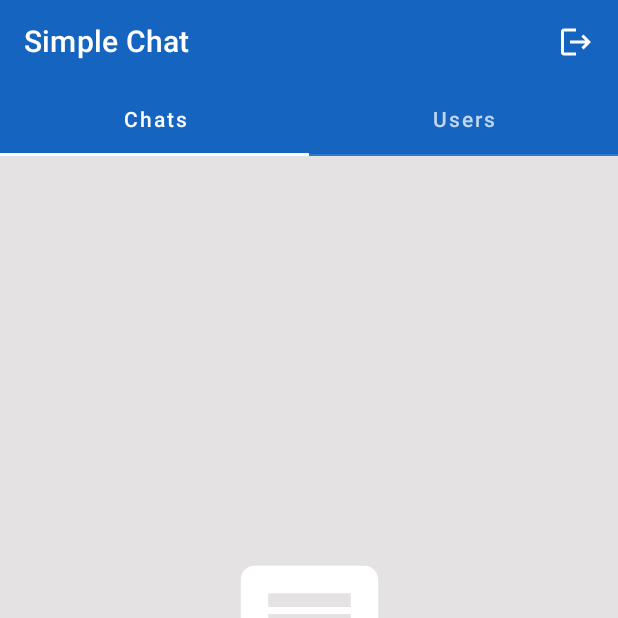
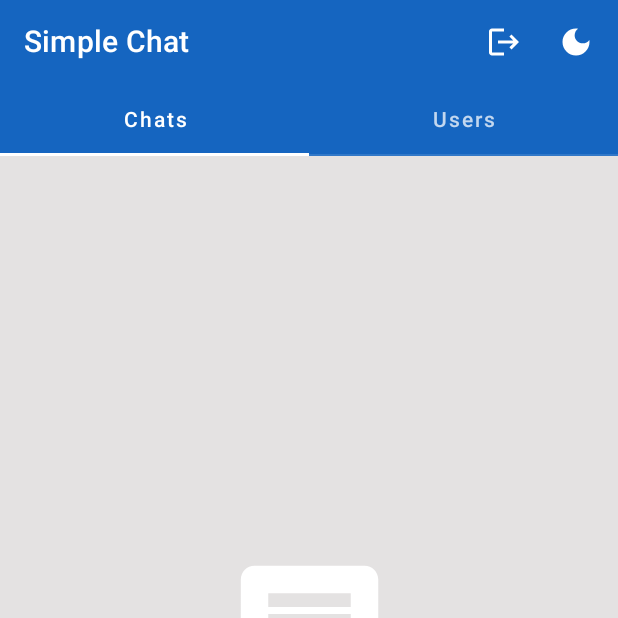
Before and after one commit to jsericksk/Simple-Chat, an Android app built with Jetpack Compose: the composable HomeScreen shown on its own in the app's theme, on a phone screen of 412 x 824 dp, the top half of it. Run offline under Robolectric (Android 15) with nearby library versions, the phone set to English and light mode, and no system bars; our stand-ins replace Dagger/Hilt's generated code, Firebase (no records; nobody signed in at launch, a user with empty details on screens opened directly), accompanist, livedata-compose.

Commit message:
Home screen and theme improvements

```diff
--- a/app/build.gradle
+++ b/app/build.gradle
@@ -59,6 +59,7 @@ dependencies {
     implementation "androidx.compose.ui:ui-tooling-preview:$compose_version"
     implementation 'androidx.lifecycle:lifecycle-runtime-ktx:2.4.0'
     implementation 'androidx.activity:activity-compose:1.4.0'
+    implementation 'androidx.datastore:datastore-preferences:1.0.0'
 
     // Firebase
     implementation platform('com.google.firebase:firebase-bom:29.0.1')
--- a/app/src/main/java/com/kproject/simplechat/ui/screens/components/AlertDialog.kt
+++ b/app/src/main/java/com/kproject/simplechat/ui/screens/components/AlertDialog.kt
@@ -8,6 +8,7 @@ import androidx.compose.ui.res.stringResource
 import androidx.compose.ui.text.font.FontWeight
 import androidx.compose.ui.unit.sp
 import com.kproject.simplechat.R
+import com.kproject.simplechat.ui.theme.TextDefaultColor
 
 
 @Composable
@@ -38,12 +39,14 @@ fun SimpleDialog(
                 Text(
                     text = stringResource(id = titleResId),
                     fontSize = 18.sp,
+                    color = MaterialTheme.colors.TextDefaultColor,
                     fontWeight = FontWeight.Bold
                 )
             },
             text = {
                 Text(
                     text = stringResource(id = messageResId),
+                    color = MaterialTheme.colors.TextDefaultColor,
                     fontSize = 16.sp
                 )
             },
--- a/app/src/main/java/com/kproject/simplechat/ui/theme/Theme.kt
+++ b/app/src/main/java/com/kproject/simplechat/ui/theme/Theme.kt
@@ -5,7 +5,14 @@ import androidx.compose.material.MaterialTheme
 import androidx.compose.material.darkColors
 import androidx.compose.material.lightColors
 import androidx.compose.runtime.Composable
+import androidx.compose.runtime.getValue
+import androidx.compose.runtime.livedata.observeAsState
 import androidx.compose.ui.graphics.Color
+import androidx.compose.ui.platform.LocalContext
+import androidx.lifecycle.asLiveData
+import com.kproject.simplechat.utils.DataStoreUtils
+import com.kproject.simplechat.utils.PrefsConstants
+import com.kproject.simplechat.utils.Utils
 
 private val DarkColorPalette = darkColors(
     primary = Purple200,
@@ -39,11 +46,21 @@ fun SimpleChatTheme(
     darkTheme: Boolean = isSystemInDarkTheme(),
     content: @Composable() () -> Unit
 ) {
-    val colors = LightColorPalette /**if (darkTheme) {
-        DarkColorPalette
-    } else {
-        LightColorPalette
-    }*/
+    val context = LocalContext.current
+    val appThemeState by DataStoreUtils.readPreference(
+        context = context,
+        key = PrefsConstants.APP_THEME,
+        defaultValue = PrefsConstants.THEME_SYSTEM_DEFAULT
+    ).asLiveData().observeAsState(initial = PrefsConstants.THEME_SYSTEM_DEFAULT)
+
+    var colors = LightColorPalette
+    if (appThemeState == PrefsConstants.THEME_SYSTEM_DEFAULT) {
+        if (Utils.getCurrentSystemTheme(context) == PrefsConstants.THEME_DARK) {
+            colors = DarkColorPalette
+        }
+    } else if (appThemeState == PrefsConstants.THEME_DARK) {
+        colors = DarkColorPalette
+    }
 
     MaterialTheme(
         colors = colors,
--- a/app/src/main/java/com/kproject/simplechat/utils/Utils.kt
+++ b/app/src/main/java/com/kproject/simplechat/utils/Utils.kt
@@ -1,6 +1,7 @@
 package com.kproject.simplechat.utils
 
 import android.content.Context
+import android.content.res.Configuration
 import android.widget.Toast
 import com.google.firebase.auth.FirebaseAuth
 import java.text.SimpleDateFormat
@@ -42,4 +43,12 @@ object Utils {
                 if (currentLocalDay == currentTimestampDay) "HH:mm" else "HH:mm (dd/MM/yyyy)"
         return SimpleDateFormat(dateFormat, Locale.getDefault()).format(currentDate)
     }
+
+    fun getCurrentSystemTheme(context: Context): Int {
+        return when (context.resources.configuration.uiMode and Configuration.UI_MODE_NIGHT_MASK) {
+            Configuration.UI_MODE_NIGHT_NO -> PrefsConstants.THEME_LIGHT
+            Configuration.UI_MODE_NIGHT_YES -> PrefsConstants.THEME_DARK
+            else -> PrefsConstants.THEME_LIGHT
+        }
+    }
 }
--- /dev/null
+++ b/app/src/main/res/drawable/ic_dark_mode.xml
@@ -0,0 +1,5 @@
+<vector android:height="24dp" android:tint="#FFFFFF"
+    android:viewportHeight="24" android:viewportWidth="24"
+    android:width="24dp" xmlns:android="http://schemas.android.com/apk/res/android">
+    <path android:fillColor="@android:color/white" android:pathData="M12,3c-4.97,0 -9,4.03 -9,9s4.03,9 9,9s9,-4.03 9,-9c0,-0.46 -0.04,-0.92 -0.1,-1.36c-0.98,1.37 -2.58,2.26 -4.4,2.26c-2.98,0 -5.4,-2.42 -5.4,-5.4c0,-1.81 0.89,-3.42 2.26,-4.4C12.92,3.04 12.46,3 12,3L12,3z"/>
+</vector>
--- a/app/src/main/res/values/strings.xml
+++ b/app/src/main/res/values/strings.xml
@@ -33,6 +33,7 @@
     <string name="chat">Chats</string>
     <string name="users">Users</string>
 
+    <string name="app_theme">App Theme</string>
     <string name="theme_system">System default</string>
     <string name="theme_light">Light</string>
     <string name="theme_dark">Dark</string>
```
Also changed, not shown: app/src/main/java/com/kproject/simplechat/ui/screens/HomeScreen.kt (+75 -21 lines), app/src/main/java/com/kproject/simplechat/utils/DataStoreUtils.kt (added, +84 -0 lines), app/src/main/java/com/kproject/simplechat/utils/PrefsConstants.kt (added, +8 -0 lines).
